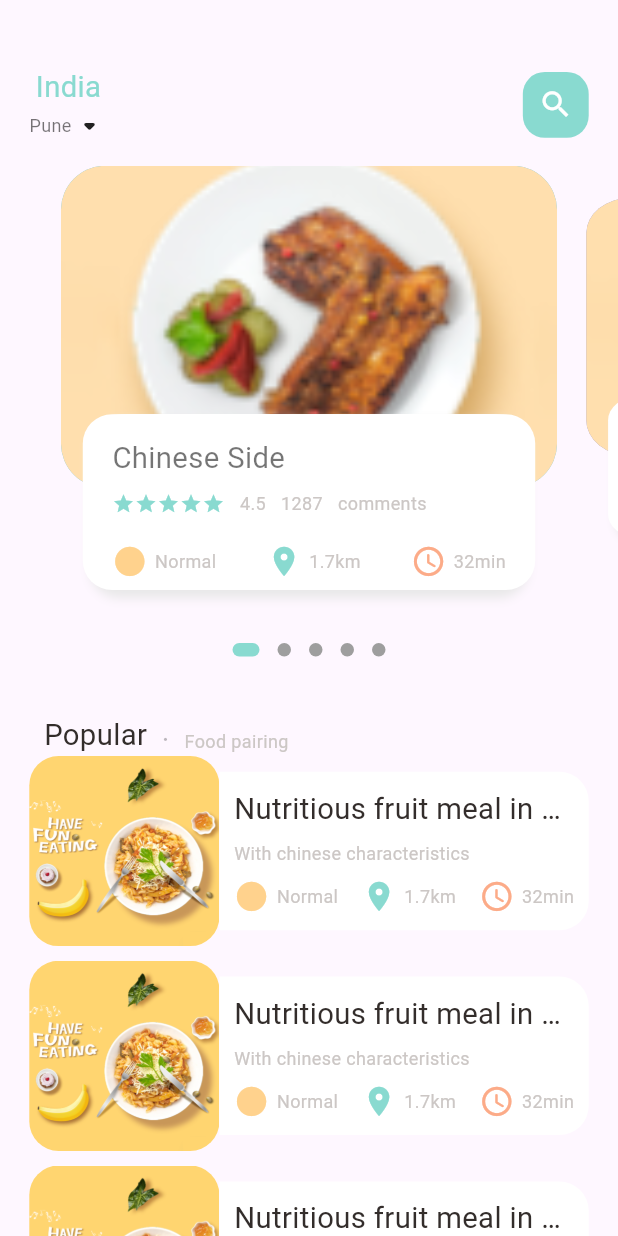
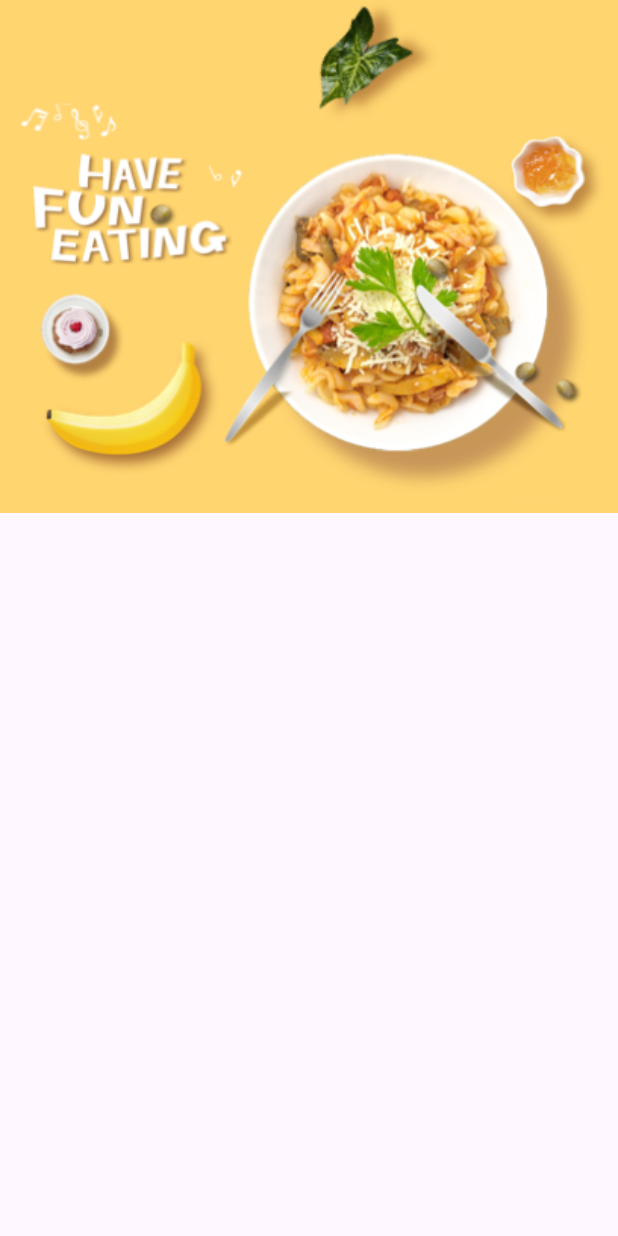
Before and after one commit to AkshayAshokCode/FoodDelivery, a Flutter app: the screen it shows after launch, on a phone screen of 412 x 824 dp. Run offline on Flutter 3.47's test engine with Material 3 defaults, Android fonts, the phone set to English and light mode, and no system bars; drawn by our look-alikes of dots_indicator; our stand-ins replace get.

```diff
--- a/lib/main.dart
+++ b/lib/main.dart
@@ -1,7 +1,8 @@
 import 'package:flutter/material.dart';
+import 'package:food_delivery/pages/food/popular_food_detail.dart';
+import 'package:food_delivery/pages/home/main_food_page.dart';
 import 'package:get/get.dart';
 
-import 'home/main_food_page.dart';
 
 void main() {
   runApp(const MyApp());
@@ -19,7 +20,7 @@ class MyApp extends StatelessWidget {
       theme: ThemeData(
         primarySwatch: Colors.blue,
       ),
-      home: const MainFoodPage(),
+      home: const PopularFoodDetail(),
     );
   }
 }
--- /dev/null
+++ b/lib/pages/food/popular_food_detail.dart
@@ -0,0 +1,32 @@
+import 'package:flutter/cupertino.dart';
+import 'package:flutter/material.dart';
+import 'package:food_delivery/utils/dimensions.dart';
+
+class PopularFoodDetail extends StatelessWidget {
+  const PopularFoodDetail({super.key});
+
+  @override
+  Widget build(BuildContext context) {
+    return Scaffold(
+      body: Stack(
+      children: [
+        Positioned(
+          left: 0,
+            right: 0,
+            child: Container(
+              width: double.maxFinite,
+              height: Dimensions.popularFoodImgSize,
+              decoration: BoxDecoration(
+                image: DecorationImage(
+                  fit: BoxFit.cover,
+                  image: AssetImage(
+                    "assets/image/food0.png"
+                  )
+                )
+              ),
+        ))
+      ],
+    )
+    );
+  }
+}
--- a/lib/home/food_page_body.dart
+++ b/lib/pages/home/food_page_body.dart
@@ -5,8 +5,9 @@ import 'package:food_delivery/utils/colors.dart';
 import 'package:food_delivery/utils/dimensions.dart';
 import 'package:food_delivery/widgets/icon_and_text_widget.dart';
 
-import '../widgets/big_text.dart';
-import '../widgets/small_text.dart';
+import '../../widgets/big_text.dart';
+import '../../widgets/small_text.dart';
+
 
 class FoodPageBody extends StatefulWidget {
   const FoodPageBody({super.key});
--- a/lib/home/main_food_page.dart
+++ b/lib/pages/home/main_food_page.dart
@@ -1,10 +1,10 @@
 import 'package:flutter/material.dart';
-import 'package:food_delivery/home/food_page_body.dart';
 import 'package:food_delivery/utils/colors.dart';
 import 'package:food_delivery/widgets/big_text.dart';
 import 'package:food_delivery/widgets/small_text.dart';
 
-import '../utils/dimensions.dart';
+import '../../utils/dimensions.dart';
+import 'food_page_body.dart';
 
 class MainFoodPage extends StatefulWidget {
   const MainFoodPage({super.key});
--- a/lib/utils/dimensions.dart
+++ b/lib/utils/dimensions.dart
@@ -37,4 +37,6 @@ class Dimensions{
 
   static double listViewImgSize = screenWidth/3.25;
   static double listViewTextContSize = screenWidth/3.9;
+
+  static double popularFoodImgSize = screenHeight/2.41;
 }
```
